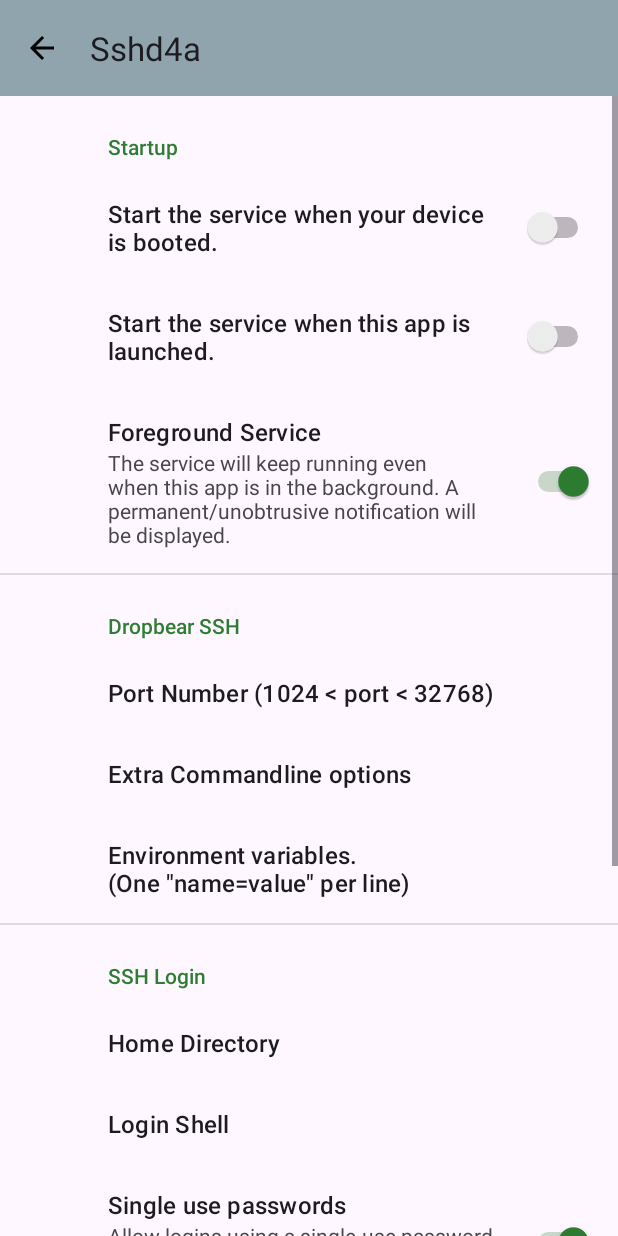
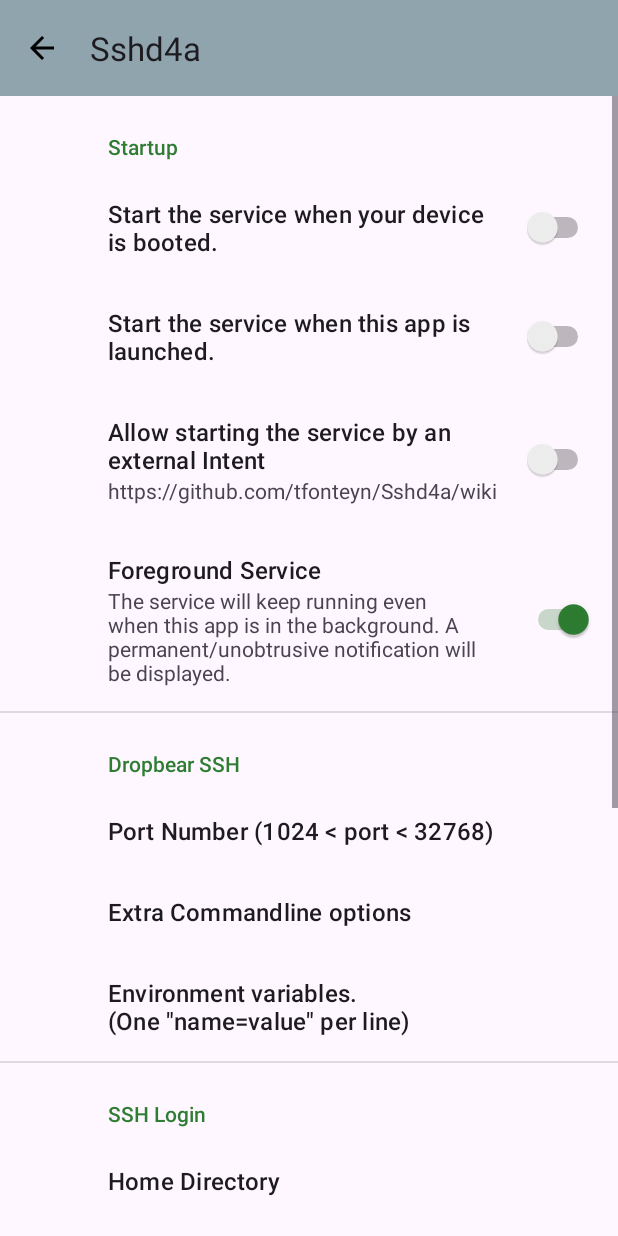
Before and after one commit to tfonteyn/Sshd4a, an Android app: the screen it shows after launch (MainActivity), in the options menu, after a tap on "Settings", on a phone screen of 412 x 824 dp. Run offline under Robolectric (Android 15) with nearby library versions, the phone set to English and light mode, and no system bars; our stand-ins replace androidx.preference; 9 statements that could not run were skipped.

Commit message:
added external start/stop Intents + code cleanup

```diff
--- a/app/src/main/java/com/hardbacknutter/sshd/MainActivity.java
+++ b/app/src/main/java/com/hardbacknutter/sshd/MainActivity.java
@@ -1,18 +1,38 @@
 package com.hardbacknutter.sshd;
 
+import android.app.Activity;
+import android.content.Intent;
 import android.os.Bundle;
 
+import androidx.annotation.NonNull;
 import androidx.annotation.Nullable;
 import androidx.appcompat.app.AppCompatActivity;
 import androidx.appcompat.widget.Toolbar;
 import androidx.fragment.app.FragmentManager;
+import androidx.lifecycle.ViewModelProvider;
 
 public class MainActivity
         extends AppCompatActivity {
 
+    /**
+     * Failure to start will return a {@link Activity#RESULT_CANCELED}.
+     */
+    private static final String START = "com.hardbacknutter.sshd.fg.START";
+
+    /**
+     * A successful stop will return a  {@link Activity#RESULT_OK}.
+     */
+    private static final String STOP = "com.hardbacknutter.sshd.fg.STOP";
+
+    private ServiceViewModel vm;
+
     public void onCreate(@Nullable final Bundle savedInstanceState) {
         super.onCreate(savedInstanceState);
         setContentView(R.layout.activity);
+
+        vm = new ViewModelProvider(this).get(ServiceViewModel.class);
+
+        handeIntentAction(getIntent());
 
         final Toolbar toolbar = findViewById(R.id.toolbar);
         if (toolbar != null) {
@@ -27,4 +47,47 @@ public class MainActivity
               .commit();
         }
     }
+
+    @Override
+    protected void onNewIntent(@NonNull final Intent intent) {
+        super.onNewIntent(intent);
+        handeIntentAction(intent);
+    }
+
+    private void handeIntentAction(@Nullable final Intent intent) {
+        if (intent != null) {
+            if (Prefs.isStartByIntentAllowed(this)) {
+                final String action = intent.getAction();
+                if (action != null && !action.isBlank()) {
+                    switch (action) {
+                        case START: {
+                            if (!SshdService.isRunning()) {
+                                final boolean started = vm.startService(this,
+                                                                  SshdService.StartMode.ByIntent);
+                                if (!started) {
+                                    setResult(RESULT_CANCELED);
+                                    finish();
+                                }
+                            }
+                            break;
+                        }
+                        case STOP: {
+                            // Only allowed to stop and quit if we were started by Intent
+                            // and if the user not stopped/started the service manually
+                            if (vm.getStartMode() == SshdService.StartMode.ByIntent) {
+                                if (SshdService.isRunning()) {
+                                    vm.stopService(this);
+                                }
+                                setResult(RESULT_OK);
+                                finish();
+                            }
+                            break;
+                        }
+                        default:
+                            break;
+                    }
+                }
+            }
+        }
+    }
 }
--- a/app/src/main/java/com/hardbacknutter/sshd/MainFragment.java
+++ b/app/src/main/java/com/hardbacknutter/sshd/MainFragment.java
@@ -6,12 +6,12 @@ import android.content.Context;
 import android.content.Intent;
 import android.content.IntentFilter;
 import android.content.pm.PackageManager;
+import android.content.res.TypedArray;
 import android.net.Uri;
 import android.os.Build;
 import android.os.Bundle;
 import android.os.Environment;
 import android.provider.Settings;
-import android.util.Pair;
 import android.view.LayoutInflater;
 import android.view.Menu;
 import android.view.MenuInflater;
@@ -23,6 +23,8 @@ import android.widget.ScrollView;
 
 import androidx.activity.result.ActivityResultLauncher;
 import androidx.activity.result.contract.ActivityResultContracts;
+import androidx.annotation.AttrRes;
+import androidx.annotation.ColorInt;
 import androidx.annotation.NonNull;
 import androidx.annotation.Nullable;
 import androidx.appcompat.widget.Toolbar;
@@ -46,17 +48,18 @@ public class MainFragment
         extends Fragment {
 
     public static final String TAG = "MainFragment";
-
-    private MainViewModel vm;
-
     private final ActivityResultLauncher<String> requestPermissionLauncher =
             registerForActivityResult(
                     new ActivityResultContracts.RequestPermission(), isGranted -> {
                         if (!isGranted) {
-                            vm.setAskNotificationPermission(false);
+                            setAskPermission(false);
                         }
                     });
-
+    private ServiceViewModel vm;
+    /**
+     * Listen for broadcasts from the service informing us about any changes.
+     * We simply react by updating the UI.
+     */
     private final BroadcastReceiver messageReceiver = new BroadcastReceiver() {
         @Override
         public void onReceive(@NonNull final Context context,
@@ -64,7 +67,6 @@ public class MainFragment
             vm.updateUI();
         }
     };
-
     private FragmentMainBinding vb;
     private ActivityResultLauncher<String> authKeysImportLauncher;
     private ToolbarMenuProvider toolbarMenuProvider;
@@ -87,16 +89,15 @@ public class MainFragment
         toolbarMenuProvider = new ToolbarMenuProvider();
         toolbar.addMenuProvider(toolbarMenuProvider, getViewLifecycleOwner());
 
-        vm = new ViewModelProvider(this).get(MainViewModel.class);
-        //noinspection ConstantConditions
-        vm.init(getContext());
+        //noinspection DataFlowIssue
+        vm = new ViewModelProvider(getActivity()).get(ServiceViewModel.class);
         vm.onLogUpdate().observe(getViewLifecycleOwner(), output -> {
             // We always replace the WHOLE content. TODO: receive and append updates only
             vb.log.setText(String.join("\n", output));
             vb.logScroller.post(() -> vb.logScroller.fullScroll(ScrollView.FOCUS_DOWN));
         });
-        vm.onUpdateUI().observe(getViewLifecycleOwner(), textAndColor ->
-                toolbarMenuProvider.updateStartButton(textAndColor));
+        vm.onServiceStateChanged().observe(getViewLifecycleOwner(), isRunning ->
+                toolbarMenuProvider.updateStartButton(isRunning));
 
         authKeysImportLauncher = registerForActivityResult(
                 new ActivityResultContracts.GetContent(), this::onImportAuthKeys);
@@ -128,12 +129,13 @@ public class MainFragment
         // This is optional and only needed from Android 13 up
         if (Build.VERSION.SDK_INT >= 33) {
             //noinspection ConstantConditions
-            if (ContextCompat.checkSelfPermission(getContext(),
-                                                  Manifest.permission.POST_NOTIFICATIONS)
-                != PackageManager.PERMISSION_GRANTED
-                && vm.isAskNotificationPermission()) {
+            if (ContextCompat.checkSelfPermission(
+                    getContext(), Manifest.permission.POST_NOTIFICATIONS)
+                != PackageManager.PERMISSION_GRANTED) {
 
-                requestPermissionLauncher.launch(Manifest.permission.POST_NOTIFICATIONS);
+                if (isAskPermission()) {
+                    requestPermissionLauncher.launch(Manifest.permission.POST_NOTIFICATIONS);
+                }
             }
         }
 
@@ -145,14 +147,13 @@ public class MainFragment
 
         final boolean isRunning = SshdService.isRunning();
 
-        if (vm.isRunOnOpen() && !isRunning) {
-            vm.startService(getContext());
+        if (Prefs.isRunOnAppStart(getContext())
+            && !isRunning) {
+            vm.startService(getContext(), SshdService.StartMode.ByUser);
 
         } else if (isRunning) {
             vm.startUpdateThread(getContext());
         }
-
-        vm.updateUI();
     }
 
     @Override
@@ -181,11 +182,7 @@ public class MainFragment
         } else {
             vb.ip.setText(String.join("\n", ipList));
             //noinspection ConstantConditions
-            final String port = PreferenceManager
-                    .getDefaultSharedPreferences(getContext())
-                    .getString(Prefs.SSHD_PORT, Prefs.DEFAULT_PORT)
-                    .strip();
-            vb.port.setText(port);
+            vb.port.setText(Prefs.getPort(getContext()));
         }
     }
 
@@ -205,6 +202,22 @@ public class MainFragment
                         .show();
             }
         }
+    }
+
+    private boolean isAskPermission() {
+        //noinspection DataFlowIssue
+        return PreferenceManager.getDefaultSharedPreferences(getContext())
+                                .getBoolean(Prefs.UI_NOTIFICATION_ASK_PERMISSION, true);
+    }
+
+    @SuppressWarnings("SameParameterValue")
+    private void setAskPermission(final boolean flag) {
+        //noinspection DataFlowIssue
+        PreferenceManager
+                .getDefaultSharedPreferences(getContext())
+                .edit()
+                .putBoolean(Prefs.UI_NOTIFICATION_ASK_PERMISSION, flag)
+                .apply();
     }
 
     private void showAbout() {
@@ -281,9 +294,26 @@ public class MainFragment
             startButton.setOnClickListener(v -> onMenuItemSelected(menuItem));
         }
 
-        void updateStartButton(@NonNull final Pair<String, Integer> textAndColor) {
-            startButton.setText(textAndColor.first);
-            startButton.setTextColor(textAndColor.second);
+        void updateStartButton(final boolean isRunning) {
+            if (isRunning) {
+                startButton.setText(R.string.lbl_stop);
+                startButton.setTextColor(getTextColor(R.attr.stopButtonColor));
+            } else {
+                startButton.setText(R.string.lbl_start);
+                startButton.setTextColor(getTextColor(R.attr.startButtonColor));
+            }
+        }
+
+        @ColorInt
+        private int getTextColor(@AttrRes final int colorAttrId) {
+            //noinspection DataFlowIssue
+            final TypedArray a = getContext()
+                    .obtainStyledAttributes(new int[]{colorAttrId});
+            try {
+                return a.getColor(0, 0);
+            } finally {
+                a.recycle();
+            }
         }
 
         @Override
@@ -295,7 +325,7 @@ public class MainFragment
                     vm.stopService(getContext());
                 } else {
                     //noinspection ConstantConditions
-                    if (!vm.startService(getContext())) {
+                    if (!vm.startService(getContext(), SshdService.StartMode.ByUser)) {
                         //noinspection ConstantConditions
                         Snackbar.make(getView(), R.string.err_service_failed_to_start,
                                       Snackbar.LENGTH_LONG).show();
--- a/app/src/main/java/com/hardbacknutter/sshd/Prefs.java
+++ b/app/src/main/java/com/hardbacknutter/sshd/Prefs.java
@@ -1,9 +1,15 @@
 package com.hardbacknutter.sshd;
+
+import android.content.Context;
+
+import androidx.annotation.NonNull;
+import androidx.preference.PreferenceManager;
 
 final class Prefs {
 
     static final String RUN_ON_BOOT = "service.start.onboot";
     static final String RUN_ON_OPEN = "service.start.onopen";
+    static final String RUN_ON_INTENT = "service.start.on.intent.allowed";
     static final String RUN_IN_FOREGROUND = "service.start.foreground";
 
     static final String SSHD_PORT = "sshd.port";
@@ -24,4 +30,58 @@ final class Prefs {
 
     private Prefs() {
     }
+
+    /**
+     * Start the service when the device is booted.
+     */
+    static boolean isStartOnBoot(@NonNull final Context context) {
+        return PreferenceManager.getDefaultSharedPreferences(context)
+                                .getBoolean(RUN_ON_BOOT, false);
+    }
+
+    /**
+     * Whether an external Intent can start app+service and stop the service+app.
+     */
+    static boolean isStartByIntentAllowed(final Context context) {
+        return PreferenceManager.getDefaultSharedPreferences(context)
+                                .getBoolean(RUN_ON_INTENT, false);
+    }
+
+    /**
+     * Start the service when the app is started.
+     */
+    static boolean isRunOnAppStart(@NonNull final Context context) {
+        return PreferenceManager
+                .getDefaultSharedPreferences(context).getBoolean(RUN_ON_OPEN, false);
+    }
+
+    /**
+     * How the service should be handled by the system when the App goes to the background.
+     *
+     * @param context Current context
+     *
+     * @return {@code true}: the service should keep running
+     *         {@code false}: the system can kill the service
+     */
+    static boolean isUserForeground(@NonNull final Context context) {
+        return PreferenceManager
+                .getDefaultSharedPreferences(context)
+                .getBoolean(RUN_IN_FOREGROUND, true);
+    }
+
+    /**
+     * The user configured port to listen on.
+     *
+     * @param context Current context
+     *
+     * @return port
+     */
+    @NonNull
+    static String getPort(@NonNull final Context context) {
+        return PreferenceManager
+                .getDefaultSharedPreferences(context)
+                .getString(SSHD_PORT, DEFAULT_PORT)
+                .strip();
+    }
+
 }
--- a/app/src/main/java/com/hardbacknutter/sshd/MainViewModel.java
+++ b/app/src/main/java/com/hardbacknutter/sshd/ServiceViewModel.java
@@ -2,12 +2,8 @@ package com.hardbacknutter.sshd;
 
 import android.content.ComponentName;
 import android.content.Context;
-import android.content.SharedPreferences;
-import android.content.res.Resources;
-import android.content.res.TypedArray;
 import android.net.Uri;
 import android.util.Log;
-import android.util.Pair;
 
 import androidx.annotation.AnyThread;
 import androidx.annotation.NonNull;
@@ -15,7 +11,6 @@ import androidx.annotation.Nullable;
 import androidx.annotation.WorkerThread;
 import androidx.lifecycle.MutableLiveData;
 import androidx.lifecycle.ViewModel;
-import androidx.preference.PreferenceManager;
 
 import java.io.BufferedReader;
 import java.io.File;
@@ -30,78 +25,58 @@ import java.util.concurrent.ExecutorService;
 import java.util.concurrent.Executors;
 import java.util.concurrent.atomic.AtomicBoolean;
 
-public class MainViewModel
+/**
+ * Holds access to the service.
+ */
+public class ServiceViewModel
         extends ViewModel {
 
-    private static final String TAG = "MainViewModel";
+    private static final String TAG = "ServiceViewModel";
 
     private static final int THREAD_SLEEP_MILLIS = 2000;
     private static final ExecutorService EXECUTOR_SERVICE = Executors.newSingleThreadExecutor();
 
     private final AtomicBoolean cancelRequested = new AtomicBoolean();
     private final MutableLiveData<List<String>> logData = new MutableLiveData<>();
-    private final MutableLiveData<Pair<String, Integer>> startStopButton = new MutableLiveData<>();
-    private SharedPreferences pref;
+    private final MutableLiveData<Boolean> serviceStateChanged = new MutableLiveData<>();
 
-    /** text and colorInt */
-    private Pair<String, Integer> startBtn;
-    private Pair<String, Integer> stopBtn;
+    @Nullable
+    private SshdService.StartMode startMode;
 
     @NonNull
     MutableLiveData<List<String>> onLogUpdate() {
         return logData;
     }
+
+    /**
+     * Returns the current status of the service.
+     *
+     * @return {@code true} if the service is running
+     */
     @NonNull
-    MutableLiveData<Pair<String, Integer>> onUpdateUI() {
-        return startStopButton;
+    MutableLiveData<Boolean> onServiceStateChanged() {
+        return serviceStateChanged;
     }
 
-    /**
-     * Pseudo constructor.
-     *
-     * @param context Current context
-     */
-    void init(@NonNull final Context context) {
-        if (pref == null) {
-            pref = PreferenceManager.getDefaultSharedPreferences(context);
-
-            //noinspection resource
-            final TypedArray a = context.obtainStyledAttributes(new int[]{R.attr.startButtonColor,
-                                                                          R.attr.stopButtonColor});
-            int startColor;
-            int stopColor;
-            try {
-                startColor = a.getColor(0, 0);
-                stopColor = a.getColor(1, 0);
-                if (startColor == 0 || stopColor == 0) {
-                    throw new Resources.NotFoundException();
-                }
-            } finally {
-                a.recycle();
-            }
-
-            startBtn = new Pair<>(context.getString(R.string.lbl_start), startColor);
-            stopBtn = new Pair<>(context.getString(R.string.lbl_stop), stopColor);
-        }
+    @Nullable
+    public SshdService.StartMode getStartMode() {
+        return startMode;
     }
 
     /**
      * Centralized code to trigger a UI update.
      */
     void updateUI() {
-        startStopButton.setValue(SshdService.isRunning() ? stopBtn : startBtn);
+        serviceStateChanged.setValue(SshdService.isRunning());
     }
 
-    boolean isRunOnOpen() {
-        return pref.getBoolean(Prefs.RUN_ON_OPEN, false);
-    }
 
-    boolean startService(@NonNull final Context context) {
+    boolean startService(@NonNull final Context context,
+                         @NonNull final SshdService.StartMode startMode) {
         cancelUpdateThread();
         ComponentName componentName = null;
         try {
-            componentName = SshdService
-                    .startService(SshdService.Started.ByUser, context);
+            componentName = SshdService.startService(startMode, context);
 
             startUpdateThread(context);
 
@@ -113,18 +88,24 @@ public class MainViewModel
             Log.e(TAG, "", e);
         }
 
-        return componentName != null;
+        final boolean success = componentName != null;
+        if (success) {
+            this.startMode = startMode;
+            updateUI();
+        } else {
+            this.startMode = null;
+        }
+        return success;
     }
 
-    void stopService(@NonNull final Context context) {
+    boolean stopService(@NonNull final Context context) {
         cancelUpdateThread();
-        SshdService.stopService(context);
+
+        final boolean stopped = SshdService.stopService(context);
+        this.startMode = null;
+        return stopped;
     }
 
-    @AnyThread
-    void cancelUpdateThread() {
-        cancelRequested.set(true);
-    }
 
     /**
      * Start a thread to monitor the logfile.
@@ -156,14 +137,22 @@ public class MainViewModel
                 }
             }
         });
+
+        updateUI();
     }
+
+    @AnyThread
+    void cancelUpdateThread() {
+        cancelRequested.set(true);
+    }
+
 
     /**
      * Collect up to {@link BuildConfig#NR_OF_LOG_LINES} lines from the end of the log file.
      *
      * @param file to read
      *
-     * @return  list
+     * @return list
      */
     @WorkerThread
     @NonNull
@@ -227,13 +216,4 @@ public class MainViewModel
         //noinspection ResultOfMethodCallIgnored
         new File(SshdSettings.getDropbearDirectory(context), SshdSettings.AUTHORIZED_KEYS).delete();
     }
-
-    boolean isAskNotificationPermission() {
-        return pref.getBoolean(Prefs.UI_NOTIFICATION_ASK_PERMISSION, true);
-    }
-
-    void setAskNotificationPermission(
-            @SuppressWarnings("SameParameterValue") final boolean shouldAsk) {
-        pref.edit().putBoolean(Prefs.UI_NOTIFICATION_ASK_PERMISSION, shouldAsk).apply();
-    }
 }
--- a/app/src/main/java/com/hardbacknutter/sshd/SettingsFragment.java
+++ b/app/src/main/java/com/hardbacknutter/sshd/SettingsFragment.java
@@ -3,7 +3,11 @@ package com.hardbacknutter.sshd;
 import android.content.Context;
 import android.content.SharedPreferences;
 import android.os.Bundle;
+import android.text.Html;
 import android.text.InputType;
+import android.text.SpannableString;
+import android.text.Spanned;
+import android.text.util.Linkify;
 import android.view.View;
 
 import androidx.activity.OnBackPressedCallback;
--- a/app/src/main/java/com/hardbacknutter/sshd/SshdService.java
+++ b/app/src/main/java/com/hardbacknutter/sshd/SshdService.java
@@ -1,5 +1,7 @@
 package com.hardbacknutter.sshd;
 
+import android.app.BackgroundServiceStartNotAllowedException;
+import android.app.ForegroundServiceStartNotAllowedException;
 import android.app.Notification;
 import android.app.NotificationChannel;
 import android.app.NotificationManager;
@@ -76,7 +78,10 @@ import java.util.stream.Collectors;
 public class SshdService
         extends Service {
 
-    /** Intent filter name for receiving broadcasts. */
+    /**
+     * Intent filter name for receiving broadcasts.
+     * This service will send the broadcast; the UI should listen for it.
+     */
     static final String SERVICE_UI_REQUEST = "ServiceUIRequest";
 
     private static final String NOTIFICATION_CHANNEL_ID =
@@ -144,36 +149,31 @@ public class SshdService
     /**
      * Start the service.
      *
-     * @param started identifier for the caller
-     * @param context Current context
+     * @param startMode identifier for the caller
+     * @param context   Current context
      *
      * @return the ComponentName, or {@code null} if it failed to start but did not throw.
      *
      * @throws IllegalStateException if starting failed.
-     *                               On API31+ this can also be a
-     *                               ForegroundServiceStartNotAllowedException
-     *                               BackgroundServiceStartNotAllowedException
+     *                               On API31+ this would actually be one of:
+     *                               {@link ForegroundServiceStartNotAllowedException}
+     *                               {@link BackgroundServiceStartNotAllowedException}
      */
     @Nullable
-    static ComponentName startService(@NonNull final Started started,
+    static ComponentName startService(@NonNull final StartMode startMode,
                                       @NonNull final Context context)
             throws IllegalStateException {
 
-        switch (started) {
+        switch (startMode) {
             case ByUser: {
-                final boolean runInForeground = PreferenceManager
-                        .getDefaultSharedPreferences(context)
-                        .getBoolean(Prefs.RUN_IN_FOREGROUND, true);
-
                 final Intent intent = new Intent(context, SshdService.class);
-                if (runInForeground) {
-                    // Will keep running even if the App goes to the background
+                if (Prefs.isUserForeground(context)) {
                     return context.getApplicationContext().startForegroundService(intent);
                 } else {
-                    // The system will kill the service if the App goes to the background
                     return context.getApplicationContext().startService(intent);
                 }
             }
+            case ByIntent:
             case OnBoot: {
                 // Always foreground as required by latest Android version.
                 // Will keep running even if the App goes to the background.
@@ -181,12 +181,12 @@ public class SshdService
                 return context.getApplicationContext().startForegroundService(intent);
             }
         }
-        throw new IllegalStateException("started=" + started);
+        throw new IllegalStateException("started=" + startMode);
     }
 
-    static void stopService(@NonNull final Context context) {
+    static boolean stopService(@NonNull final Context context) {
         final Intent intent = new Intent(context, SshdService.class);
-        context.stopService(intent);
+        return context.stopService(intent);
     }
 
     public static native String getDropbearVersion();
@@ -489,8 +489,9 @@ public class SshdService
         LocalBroadcastManager.getInstance(this).sendBroadcast(intent);
     }
 
-    public enum Started {
+    public enum StartMode {
         ByUser,
+        ByIntent,
         OnBoot
     }
 }
--- a/app/src/main/res/values/donottranslate.xml
+++ b/app/src/main/res/values/donottranslate.xml
@@ -16,4 +16,7 @@
             translatable="false">GitHub</string>
     <string name="github_project_url"
             translatable="false">https://github.com/tfonteyn/Sshd4a</string>
+    <string name="github_project_docs"
+            translatable="false">https://github.com/tfonteyn/Sshd4a/wiki</string>
+
 </resources>
--- a/app/src/main/res/values/strings.xml
+++ b/app/src/main/res/values/strings.xml
@@ -46,9 +46,12 @@
     <!-- Preference category title -->
     <string name="pc_startup">Startup</string>
     <!-- Preference option -->
-    <string name="pt_onboot">Start the service when your device is booted.</string>
+    <string name="pt_start_service_on_device_boot">Start the service when your device is booted.</string>
     <!-- Preference option -->
-    <string name="pt_onopen">Start the service when this app is launched.</string>
+    <string name="pt_start_service_on_app_opening">Start the service when this app is launched.</string>
+    <!-- Preference option -->
+    <string name="pt_start_service_by_intent_in_fg_allowed">Allow starting the service by an external Intent</string>
+
     <!-- Preference option -->
     <string name="pt_foreground">Foreground Service</string>
     <!-- Preference summary/info message. -->
@@ -102,5 +105,4 @@
     <string name="lbl_github_project">Github project</string>
     <!-- About dialog title: param1: version string -->
     <string name="about_title">Sshd4a %s</string>
-
 </resources>
--- a/app/src/main/res/xml/preferences.xml
+++ b/app/src/main/res/xml/preferences.xml
@@ -6,11 +6,16 @@
             android:defaultValue="false"
             android:disableDependentsState="true"
             android:key="service.start.onboot"
-            android:title="@string/pt_onboot" />
+            android:title="@string/pt_start_service_on_device_boot" />
         <SwitchPreference
             android:defaultValue="false"
             android:key="service.start.onopen"
-            android:title="@string/pt_onopen" />
+            android:title="@string/pt_start_service_on_app_opening" />
+        <SwitchPreference
+            android:defaultValue="false"
+            android:key="service.start.on.intent.allowed"
+            android:summary="@string/github_project_docs"
+            android:title="@string/pt_start_service_by_intent_in_fg_allowed" />
         <SwitchPreference
             android:defaultValue="true"
             android:dependency="service.start.onboot"
```
Also changed, not shown: app/src/main/AndroidManifest.xml (+14 -1 lines), app/src/main/java/com/hardbacknutter/sshd/BootReceiver.java (+2 -5 lines), 3 other files.
